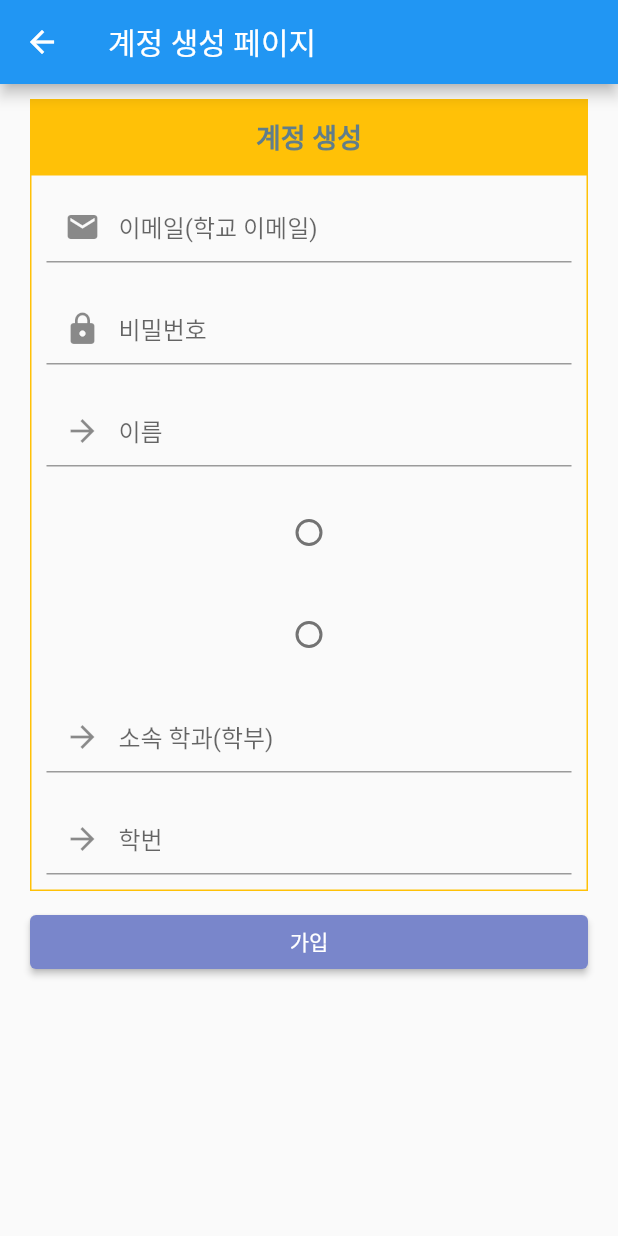
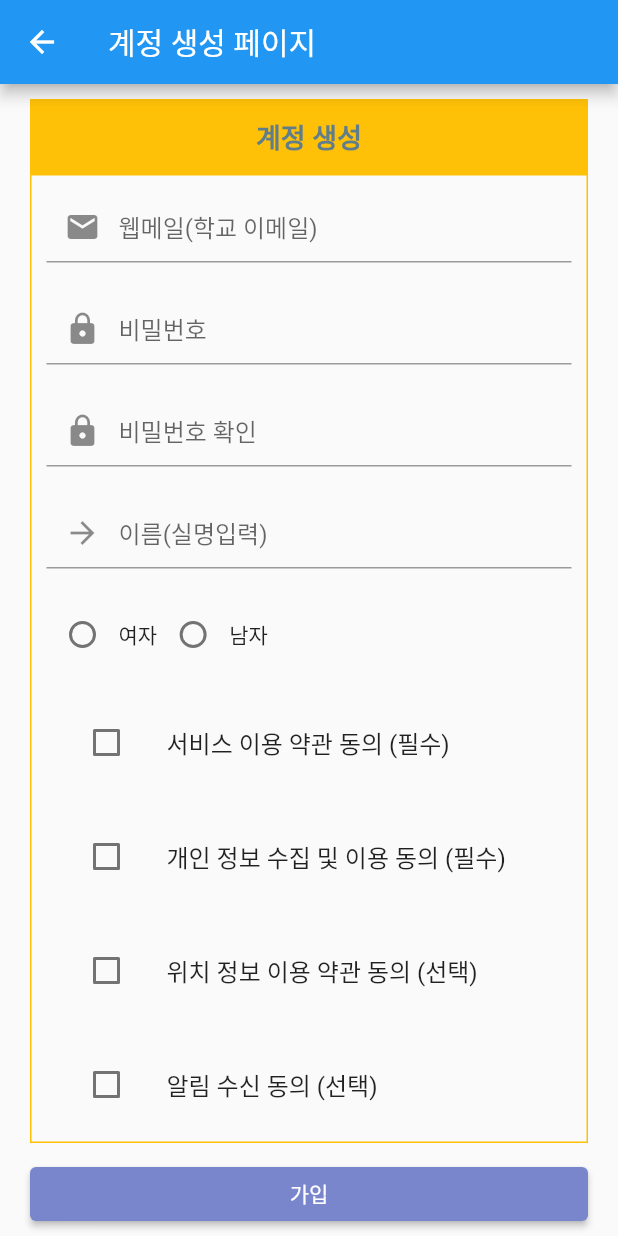
Before and after one commit to koty08/PNU_4th_hackathon_USDH, a Flutter app: the screen it shows after launch, after a tap on "계정 생성", on a phone screen of 412 x 824 dp. Run offline on Flutter 3.47's test engine with Material 2 defaults, Android fonts, the phone set to English and light mode, and no system bars; our stand-ins replace cloud_firestore, firebase_auth, firebase_core, firebase_storage, image_picker, logger and 1 more; accounts and stored records are empty.

```diff
--- a/flutter/lib/firebase_provider.dart
+++ b/flutter/lib/firebase_provider.dart
@@ -135,6 +135,10 @@ class FirebaseProvider with ChangeNotifier {
         return "비밀번호 강도가 너무 낮습니다.";
       case "[firebase_auth/email-already-in-use]":
         return "이미 가입한 이메일입니다.";
+      case "not-equal":
+        return "비밀번호가 일치하지 않습니다.";
+      case "not-agree":
+        return "필수 항목을 동의하지 않으셨습니다.";
       default:
         return tmp;
     }
--- a/flutter/lib/signup_page.dart
+++ b/flutter/lib/signup_page.dart
@@ -17,9 +17,8 @@ class SignUpPage extends StatefulWidget {
 class SignUpPageState extends State<SignUpPage> {
   TextEditingController emailInput = TextEditingController();
   TextEditingController pwdInput = TextEditingController();
-  TextEditingController departInput = TextEditingController();
   TextEditingController nameInput = TextEditingController();
-  TextEditingController stuIdInput = TextEditingController();
+  TextEditingController repwdInput = TextEditingController();
 
   FirebaseFirestore fs = FirebaseFirestore.instance; // 파이어베이스 db 인스턴스 생성
 
@@ -27,14 +26,17 @@ class SignUpPageState extends State<SignUpPage> {
   late FirebaseProvider fp;
 
   String gender = "";
+  bool terms1 = false;
+  bool terms2 = false;
+  bool terms3 = false;
+  bool terms4 = false;
 
   @override
   void dispose() {
     emailInput.dispose();
     pwdInput.dispose();
-    departInput.dispose();
     nameInput.dispose();
-    stuIdInput.dispose();
+    repwdInput.dispose();
     super.dispose();
   }
 
@@ -76,7 +78,7 @@ class SignUpPageState extends State<SignUpPage> {
                           controller: emailInput,
                           decoration: InputDecoration(
                             prefixIcon: Icon(Icons.mail),
-                            hintText: "이메일(학교 이메일)",
+                            hintText: "웹메일(학교 이메일)",
                           ),
                         ),
                         TextField(
@@ -88,11 +90,30 @@ class SignUpPageState extends State<SignUpPage> {
                           obscureText: true,
                         ),
                         TextField(
+                          controller: repwdInput,
+                          decoration: InputDecoration(
+                            prefixIcon: Icon(Icons.lock),
+                            hintText: "비밀번호 확인",
+                          ),
+                          obscureText: true,
+                        ),
+                        TextField(
                           controller: nameInput,
                           decoration: InputDecoration(
                               prefixIcon: Icon(Icons.arrow_forward),
-                              hintText: "이름"),
+                              hintText: "이름(실명입력)"),
                         ),
+                        Row(children: [
+                          Radio(
+                            value: "여자",
+                            groupValue: gender,
+                            onChanged: (String? value){
+                              setState(() {
+                                gender = value!;
+                              });
+                            }
+                          ),
+                          Text("여자"),
                           Radio(
                             value: "남자",
                             groupValue: gender,
@@ -102,26 +123,52 @@ class SignUpPageState extends State<SignUpPage> {
                               });
                             }
                           ),
-                        Radio(
-                          value: "여자",
-                          groupValue: gender,
-                          onChanged: (String? value){
+                          Text("남자"),
+                          ],
+                        ),
+                        ListTile(
+                          title: Text("서비스 이용 약관 동의 (필수)"),
+                          leading: Checkbox(
+                            value: terms1,
+                            onChanged: (bool? value){
                               setState(() {
-                              gender = value!;
+                                terms1 = value!;
                               });
                             }
                           ),
-                        TextField(
-                          controller: departInput,
-                          decoration: InputDecoration(
-                              prefixIcon: Icon(Icons.arrow_forward),
-                              hintText: "소속 학과(학부)"),
                         ),
-                        TextField(
-                          controller: stuIdInput,
-                          decoration: InputDecoration(
-                              prefixIcon: Icon(Icons.arrow_forward),
-                              hintText: "학번"),
+                        ListTile(
+                          title: Text("개인 정보 수집 및 이용 동의 (필수)"),
+                          leading: Checkbox(
+                            value: terms2,
+                            onChanged: (bool? value){
+                              setState(() {
+                                terms2 = value!;
+                              });
+                            }
+                          ),
+                        ),
+                        ListTile(
+                          title: Text("위치 정보 이용 약관 동의 (선택)"),
+                          leading: Checkbox(
+                            value: terms3,
+                            onChanged: (bool? value){
+                              setState(() {
+                                terms3 = value!;
+                              });
+                            }
+                          ),
+                        ),
+                        ListTile(
+                          title: Text("알림 수신 동의 (선택)"),
+                          leading: Checkbox(
+                            value: terms4,
+                            onChanged: (bool? value){
+                              setState(() {
+                                terms4 = value!;
+                              });
+                            }
+                          ),
                         ),
                       ].map((c) {
                         return Padding(
@@ -159,6 +206,18 @@ class SignUpPageState extends State<SignUpPage> {
   }
 
   void _signUp() async {
+    if (pwdInput.text != repwdInput.text){
+      fp.setMessage("not-equal");
+      showMessage();
+      return;
+    }
+
+    if(!(terms1 && terms2)){
+      fp.setMessage("not-agree");
+      showMessage();
+      return;
+    }
+
     ScaffoldMessenger.of(context).hideCurrentSnackBar();
     ScaffoldMessenger.of(context).showSnackBar(SnackBar(
       duration: Duration(seconds: 10),
@@ -173,9 +232,7 @@ class SignUpPageState extends State<SignUpPage> {
       Navigator.pop(context);
       fs.collection('users').doc(emailInput.text).set({
         'name': nameInput.text,
-        'depart': departInput.text,
         'gender' : gender,
-        'stuid': stuIdInput.text,
         'email': emailInput.text,
         'postcount': 0,
         'piccount': 0,
```
Also changed, not shown: flutter/lib/board.dart (+75 -4 lines). Lines whose indentation alone changed are shown as unchanged.
